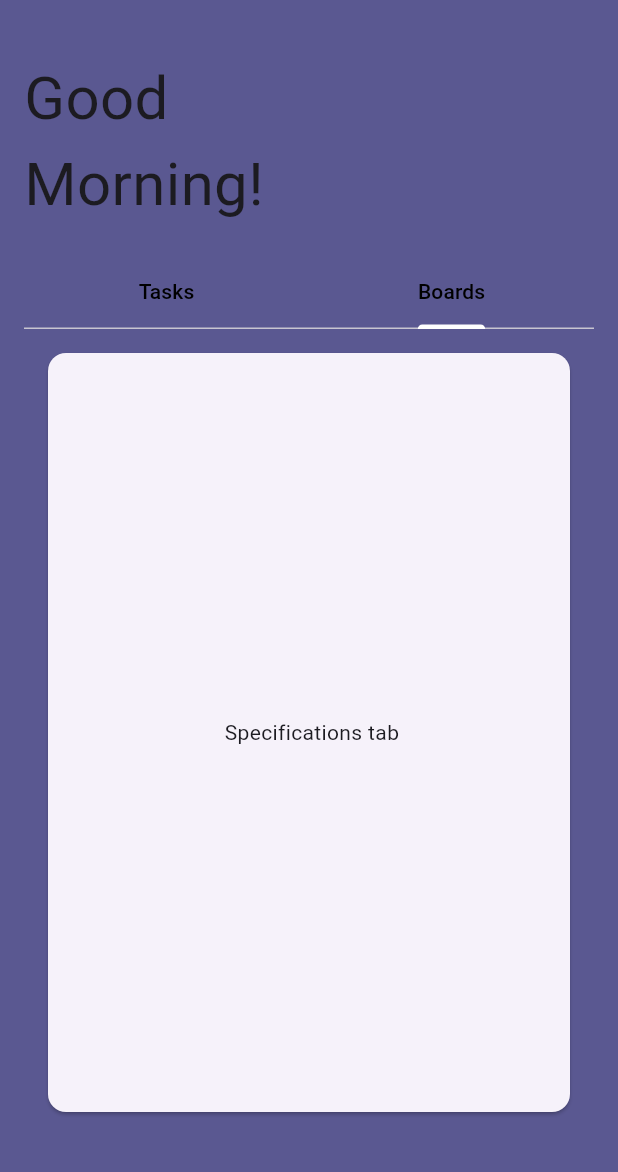
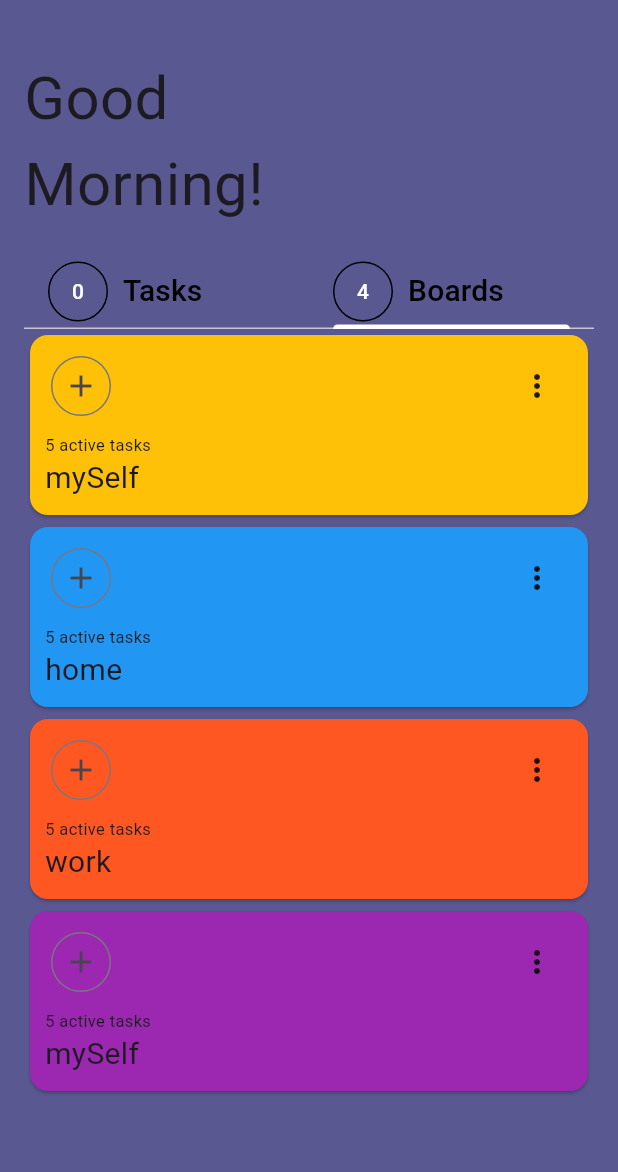
Before and after one commit to vnfma0218/todo_category, a Flutter app: the screen it shows after launch, tab 2 chosen, on a phone screen of 412 x 824 dp, the part 64-1236 px from its top. Run offline on Flutter 3.47's test engine with Material 2 defaults, Android fonts, the phone set to English and light mode, and no system bars.

Commit message:
feat: board 탭 진행중, category 아이템 widget

```diff
--- a/lib/data/categoryData.dart
+++ b/lib/data/categoryData.dart
@@ -3,7 +3,7 @@ import 'package:todo_app/models/Category.dart';
 
 var categoryData = [
   Category(title: 'mySelf', color: Colors.amber),
-  Category(title: 'home', color: Colors.amber),
+  Category(title: 'home', color: Colors.blue),
   Category(title: 'work', color: Colors.deepOrange),
   Category(title: 'mySelf', color: Colors.purple),
 ];
--- a/lib/screens/home_screen.dart
+++ b/lib/screens/home_screen.dart
@@ -1,8 +1,11 @@
 import 'package:flutter/material.dart';
+import 'package:todo_app/data/categoryData.dart';
 import 'package:todo_app/models/Category.dart';
 import 'package:todo_app/models/Todo.dart';
-import 'package:todo_app/screens/todo_list_screen.dart';
-import 'package:todo_app/widgets/new_todo.dart';
+import 'package:todo_app/widgets/category/category_list.dart';
+import 'package:todo_app/widgets/todo/new_todo.dart';
+
+import '../widgets/todo/todo_list.dart';
 
 class HomeScreen extends StatefulWidget {
   const HomeScreen({super.key});
@@ -108,6 +111,10 @@ class _HomeScreenState extends State<HomeScreen> with TickerProviderStateMixin {
 
   @override
   Widget build(BuildContext context) {
+    String totalTodo = '0';
+    if (_todoList.isNotEmpty) {
+      totalTodo = _todoList.length.toString();
+    }
     return GestureDetector(
       onTap: () {
         FocusManager.instance.primaryFocus?.unfocus();
@@ -159,17 +166,63 @@ class _HomeScreenState extends State<HomeScreen> with TickerProviderStateMixin {
               ),
               TabBar(
                 controller: _tabController,
-                tabs: const <Widget>[
+                tabs: <Widget>[
                   Tab(
-                    child: Text(
-                      'Tasks',
-                      style: TextStyle(color: Colors.black),
+                    child: Row(
+                      children: [
+                        Container(
+                          width: 40.0,
+                          height: 40.0,
+                          decoration: BoxDecoration(
+                              shape: BoxShape.circle,
+                              border: Border.all(width: 1)),
+                          child: Center(
+                              child: Text(
+                            totalTodo,
+                            style: const TextStyle(color: Colors.white),
+                          )),
+                        ),
+                        const SizedBox(
+                          width: 10,
+                        ),
+                        const Text(
+                          'Tasks',
+                          textAlign: TextAlign.center,
+                          style: TextStyle(
+                            color: Colors.black,
+                            fontSize: 20,
+                          ),
+                        ),
+                      ],
                     ),
                   ),
                   Tab(
-                    child: Text(
-                      'Boards',
-                      style: TextStyle(color: Colors.black),
+                    child: Row(
+                      children: [
+                        Container(
+                          width: 40.0,
+                          height: 40.0,
+                          decoration: BoxDecoration(
+                              shape: BoxShape.circle,
+                              border: Border.all(width: 1)),
+                          child: Center(
+                              child: Text(
+                            categoryData.length.toString(),
+                            style: const TextStyle(color: Colors.white),
+                          )),
+                        ),
+                        const SizedBox(
+                          width: 10,
+                        ),
+                        const Text(
+                          'Boards',
+                          textAlign: TextAlign.center,
+                          style: TextStyle(
+                            color: Colors.black,
+                            fontSize: 20,
+                          ),
+                        ),
+                      ],
                     ),
                   ),
                 ],
@@ -178,12 +231,9 @@ class _HomeScreenState extends State<HomeScreen> with TickerProviderStateMixin {
                 child: TabBarView(
                   controller: _tabController,
                   children: <Widget>[
-                    TodoListScreen(
+                    TodoList(
                         todoList: _todoList, onChangeIsDone: _onChangeIsDone),
-                    const Card(
-                      margin: EdgeInsets.all(16.0),
-                      child: Center(child: Text(' Specifications tab')),
-                    ),
+                    const CategoryList(),
                   ],
                 ),
               ),
--- /dev/null
+++ b/lib/widgets/category/category_item.dart
@@ -0,0 +1,59 @@
+import 'package:flutter/material.dart';
+import 'package:todo_app/models/Category.dart';
+
+class CategoryItem extends StatelessWidget {
+  const CategoryItem(
+      {super.key, required this.category, required this.activeTasks});
+
+  final Category category;
+  final int activeTasks;
+
+  @override
+  Widget build(BuildContext context) {
+    return Card(
+      color: category.color,
+      child: Padding(
+        padding: const EdgeInsets.all(10),
+        child: Column(
+          crossAxisAlignment: CrossAxisAlignment.start,
+          children: [
+            Row(
+              children: [
+                IconButton.outlined(
+                  onPressed: () {},
+                  icon: const Icon(
+                    Icons.add,
+                  ),
+                ),
+                const Spacer(),
+                PopupMenuButton(
+                  itemBuilder: (ctx) {
+                    return [
+                      const PopupMenuItem(child: Text('text1')),
+                      const PopupMenuItem(child: Text('text2')),
+                    ];
+                  },
+                )
+              ],
+            ),
+            const SizedBox(
+              height: 7,
+            ),
+            const Text(
+              '5 active tasks',
+              style: TextStyle(
+                fontSize: 11,
+              ),
+            ),
+            Text(
+              category.title,
+              style: const TextStyle(
+                fontSize: 20,
+              ),
+            )
+          ],
+        ),
+      ),
+    );
+  }
+}
--- /dev/null
+++ b/lib/widgets/category/category_list.dart
@@ -0,0 +1,17 @@
+import 'package:flutter/material.dart';
+import 'package:todo_app/data/categoryData.dart';
+import 'package:todo_app/widgets/category/category_item.dart';
+
+class CategoryList extends StatelessWidget {
+  const CategoryList({super.key});
+
+  @override
+  Widget build(BuildContext context) {
+    return ListView.builder(
+        itemCount: categoryData.length,
+        itemBuilder: (ctx, index) => CategoryItem(
+              category: categoryData[index],
+              activeTasks: 5,
+            ));
+  }
+}
--- a/lib/widgets/todo_item.dart
+++ b/lib/widgets/todo/todo_item.dart
@@ -1,6 +1,6 @@
 import 'package:flutter/material.dart';
 import 'package:todo_app/models/Category.dart';
-import 'package:todo_app/widgets/todo_item_detail.dart';
+import 'package:todo_app/widgets/todo/todo_item_detail.dart';
 
 class TodoItem extends StatefulWidget {
   const TodoItem({
@@ -76,9 +76,6 @@ class _TodoItemState extends State<TodoItem> {
               const SizedBox(
                 height: 7,
               ),
-              const SizedBox(
-                height: 7,
-              ),
               Text(
                 widget.category.title.toUpperCase(),
                 style: const TextStyle(
--- a/lib/screens/todo_list_screen.dart
+++ b/lib/widgets/todo/todo_list.dart
@@ -1,9 +1,9 @@
 import 'package:flutter/material.dart';
 import 'package:todo_app/models/Todo.dart';
-import 'package:todo_app/widgets/todo_item.dart';
+import 'package:todo_app/widgets/todo/todo_item.dart';
 
-class TodoListScreen extends StatelessWidget {
-  const TodoListScreen(
+class TodoList extends StatelessWidget {
+  const TodoList(
       {super.key, required this.todoList, required this.onChangeIsDone});
   final List<Todo> todoList;
   final void Function(bool isDone, String id) onChangeIsDone;
```
Also changed, not shown: lib/widgets/todo/new_todo.dart (renamed from lib/widgets/new_todo.dart), lib/widgets/todo/todo_item_detail.dart (renamed from lib/widgets/todo_item_detail.dart).
